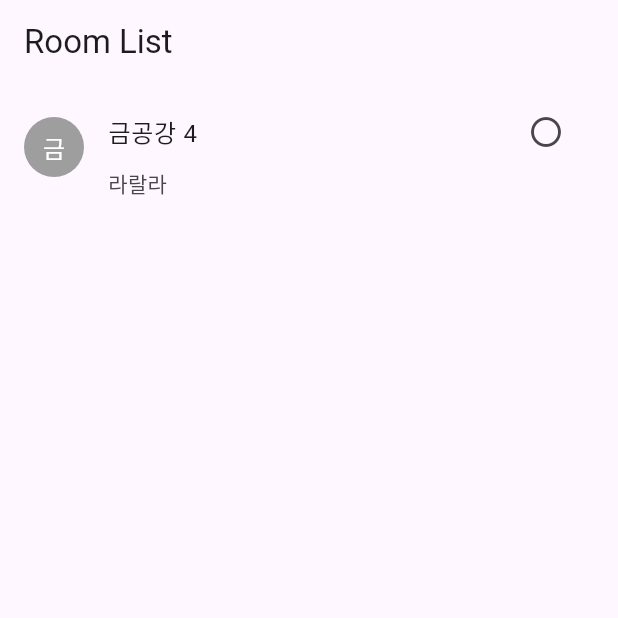
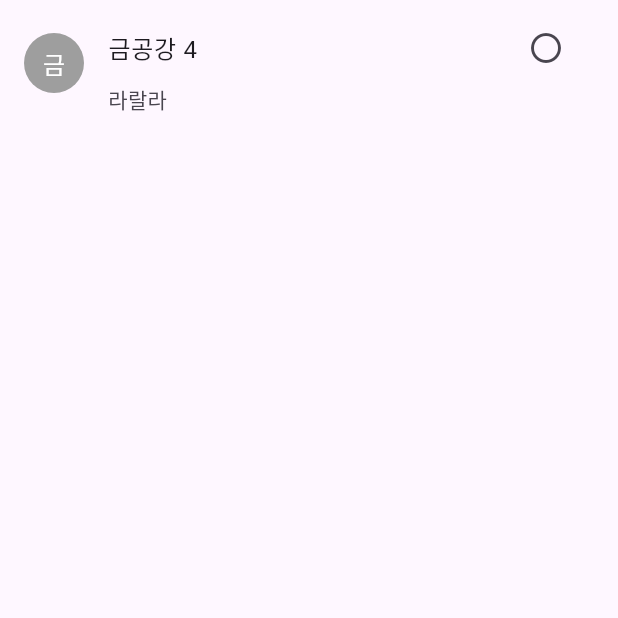
Before and after one commit to Eun0503/here_and_there, a Flutter app: the ListPage screen opened directly, on a phone screen of 412 x 824 dp, the top half of it. Run offline on Flutter 3.47's test engine with Material 3 defaults, Android fonts, the phone set to English and light mode, and no system bars; our stand-ins replace cloud_firestore, firebase_core; accounts and stored records are empty.

Commit message:
Update List.dart

```diff
--- a/lib/List.dart
+++ b/lib/List.dart
@@ -25,9 +25,6 @@ class _ListPageState extends State<ListPage> {
   @override
   Widget build(BuildContext context) {
     return Scaffold(
-      appBar: AppBar(
-        title: Text('Room List'),
-      ),
       body: RoomList(
         // 변경된 부분: _rooms와 _newRooms 리스트를 합침
         rooms: [..._rooms, ..._newRooms],
```
